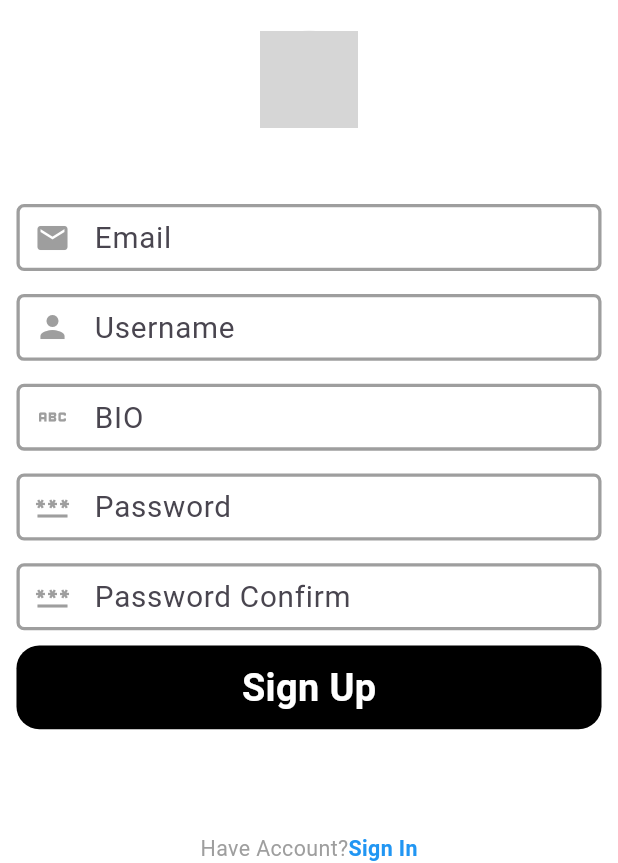
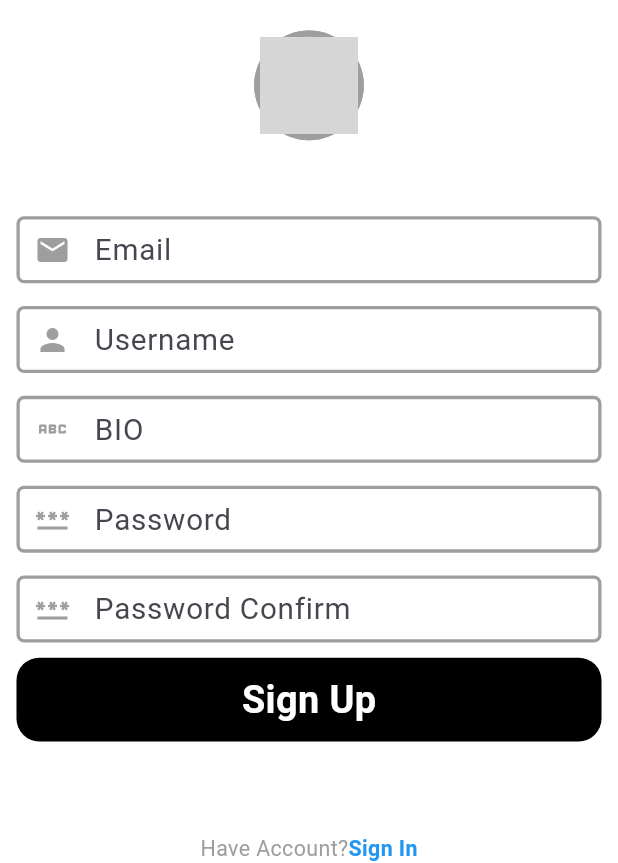
Before and after one commit to Eslam-Ayman8/instgram_sample, a Flutter app: the screen it shows after launch, after a tap on "Sign Up", on a phone screen of 412 x 824 dp, the part 373-1236 px from its top. Run offline on Flutter 3.47's test engine with Material 3 defaults, Android fonts, the phone set to English and light mode, and no system bars; our stand-ins replace cloud_firestore, firebase_auth, firebase_core, firebase_storage, flutter_screenutil, image_picker; accounts and stored records are empty; grey boxes are pictures that could not be loaded.

Commit message:
Signing up success

```diff
--- /dev/null
+++ b/lib/auth/mainpage.dart
@@ -0,0 +1,26 @@
+import 'package:firebase_auth/firebase_auth.dart';
+import 'package:flutter/material.dart';
+import 'package:instgram_sample/screen/home.dart';
+import 'package:instgram_sample/auth/auth_screen.dart';
+
+
+class MainPage extends StatelessWidget{
+  const MainPage({super.key});
+
+  @override
+  Widget build(BuildContext context) {
+
+    return Scaffold(
+      body: StreamBuilder<User?>(
+        stream: FirebaseAuth.instance.authStateChanges(),
+        builder: (context,snapshot) {
+          if(snapshot.hasData) {
+            return const HomeScreen();
+          } else {
+            return const AuthPage();
+          }
+        },
+      )
+    );
+  }
+}
--- /dev/null
+++ b/lib/data/firebase_service/storage.dart
@@ -0,0 +1,17 @@
+import 'dart:io';
+import 'package:firebase_auth/firebase_auth.dart';
+import 'package:firebase_storage/firebase_storage.dart';
+
+class StorageMethod{
+  final FirebaseStorage _storage = FirebaseStorage.instance;
+  final FirebaseAuth _auth = FirebaseAuth.instance;
+
+  Future<String> uploadImageToStorage(String name, File file) async{
+    Reference ref = _storage.ref().child(name).child(_auth.currentUser!.uid);
+
+    UploadTask uploadTask = ref.putFile(file);
+    TaskSnapshot snapshot = await uploadTask;
+    String downloadUrl = await snapshot.ref.getDownloadURL();
+    return downloadUrl;
+  }
+}
--- a/lib/main.dart
+++ b/lib/main.dart
@@ -2,6 +2,7 @@ import 'package:firebase_core/firebase_core.dart';
 import 'package:flutter/material.dart';
 import 'package:flutter_screenutil/flutter_screenutil.dart';
 import 'package:instgram_sample/auth/auth_screen.dart';
+import 'package:instgram_sample/auth/mainpage.dart';
 import 'package:instgram_sample/screen/login_screen.dart';
 
 import 'firebase_options.dart';
@@ -24,7 +25,7 @@ class MyApp extends StatelessWidget {
   Widget build(BuildContext context) {
     return const MaterialApp(
       debugShowCheckedModeBanner: false,
-      home: ScreenUtilInit(designSize: Size(375,812),child:AuthPage()),
+      home: ScreenUtilInit(designSize: Size(375,812),child:MainPage()),
     );
 
   }
--- a/lib/screen/signup_screen.dart
+++ b/lib/screen/signup_screen.dart
@@ -5,6 +5,10 @@ import 'package:flutter_screenutil/flutter_screenutil.dart';
 import 'package:instgram_sample/data/firebase_service/firebase_auth.dart';
 import 'package:instgram_sample/util/dialog.dart';
 import 'package:instgram_sample/util/exeption.dart';
+
+import '../util/imagepicker.dart';
+
+
 
 class SignUpScreen extends StatefulWidget {
   final VoidCallback show;
@@ -30,6 +34,8 @@ class _SignUpScreenState extends State<SignUpScreen> {
   final passwordConfirme = TextEditingController();
   FocusNode passwordConfirme_F = FocusNode();
 
+  File? _imageFile;
+
   @override
   Widget build(BuildContext context) {
     return  Scaffold(
@@ -43,9 +49,33 @@ class _SignUpScreenState extends State<SignUpScreen> {
                 child: Image.asset("images/logo.jpg"),
               ),
               SizedBox(height: 20.h,),
-              Center(child: CircleAvatar(radius: 32.r,
-              backgroundColor: Colors.grey.shade200,
-              backgroundImage: AssetImage('images/person.jpg'),),
+              Center(child:
+              InkWell(
+                onTap: () async{
+                  File _imagefilee = await ImagePickerr().uploadImage('gallery');
+                  setState(() {
+                    _imageFile = _imagefilee; //?????????????????????????
+                  });
+                },
+                child: CircleAvatar(
+                  radius: 36.r,
+                  backgroundColor: Colors.grey,
+
+                  child: _imageFile ==null? CircleAvatar(
+                    radius: 36.r,
+                    backgroundColor: Colors.grey,
+                    child: CircleAvatar(radius: 32.r,
+                    backgroundColor: Colors.grey.shade200,
+                    backgroundImage: AssetImage('images/person.jpg'),),
+                  ) : CircleAvatar(
+                    radius: 36.r,
+                    backgroundColor: Colors.grey,
+                    child: CircleAvatar(radius: 32.r,
+                      backgroundColor: Colors.grey.shade200,
+                      backgroundImage: Image.file(_imageFile!, fit: BoxFit.cover,).image ),
+                  )
+                ),
+              ),
                 ),
               SizedBox(height: 50.h,),
               Textfield(email,Icons.mail,'Email',email_F),
--- a/pubspec.yaml
+++ b/pubspec.yaml
@@ -35,6 +35,7 @@ dependencies:
   firebase_auth: ^5.5.0
   firebase_storage: ^12.4.3
   cloud_firestore: ^5.6.4
+  image_picker: ^1.1.2
 
 
   # The following adds the Cupertino Icons font to your application.
```
Also changed, not shown: lib/data/firebase_service/firebase.dart (added, +29 -0 lines), lib/data/firebase_service/firebase_auth.dart (+27 -1 lines), lib/screen/home.dart (added, +16 -0 lines), lib/util/imagepicker.dart (added, +18 -0 lines).
